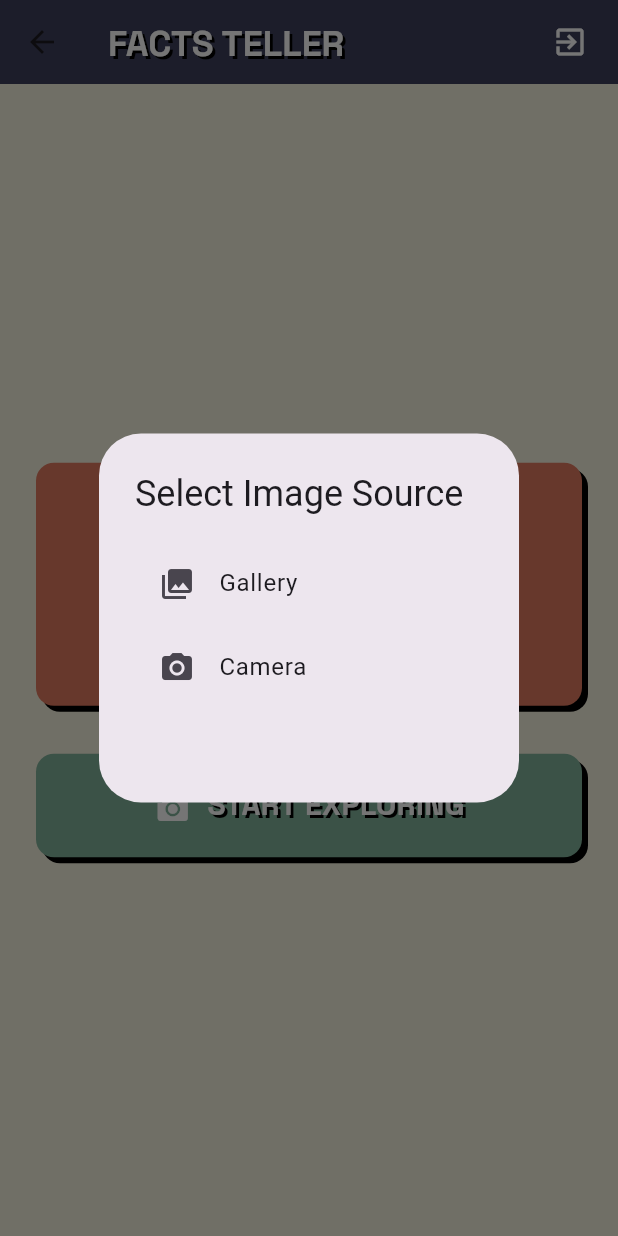
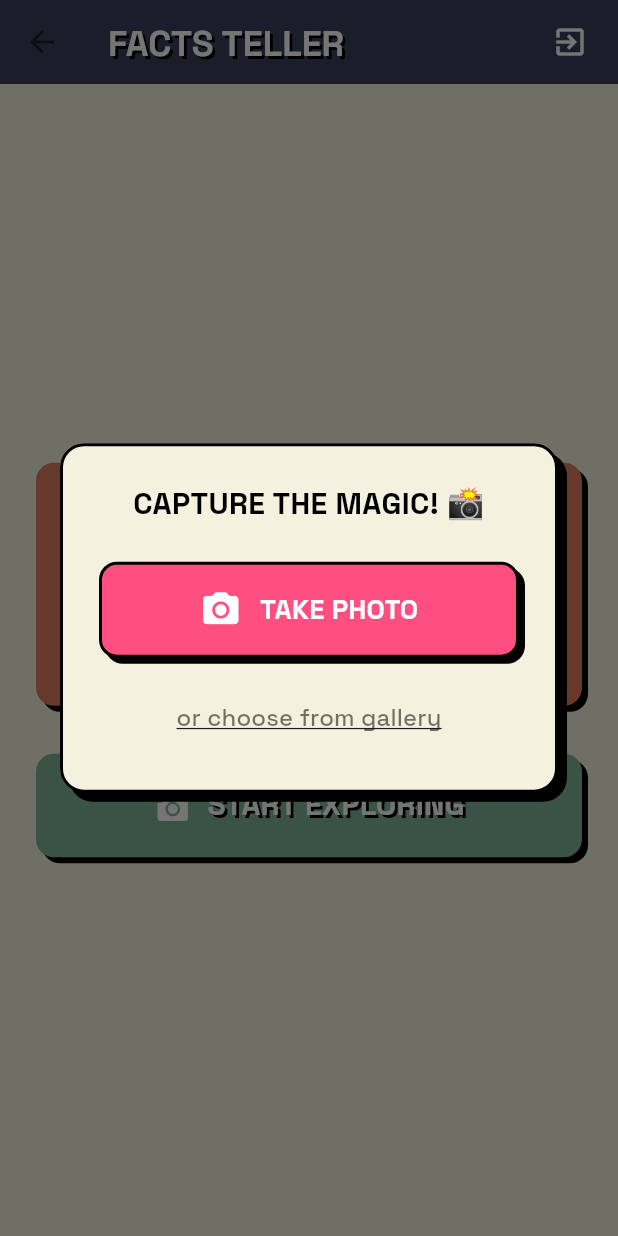
Before and after one commit to SiddharthaUpase/Blip, a Flutter app: the HomeView screen opened by its route, after a tap on "START EXPLORING", on a phone screen of 412 x 824 dp. Run offline on Flutter 3.47's test engine with Material 3 defaults, Android fonts, the phone set to English and light mode, and no system bars; our stand-ins replace flutter_dotenv, get, google_fonts, image_picker, supabase_flutter; accounts and stored records are empty.

Commit message:
Enhance HomeController and FactCard UI with improved design and functionality
- Integrated Google Fonts for better typography in HomeController.
- Updated image source dialog with a more visually appealing design and enhanced button styles.
- Revised fact display in FactCard for improved readability and aesthetic consistency.
- Adjusted shadow effects and background colors for a cohesive look.

```diff
--- a/lib/modules/home/controllers/home_controller.dart
+++ b/lib/modules/home/controllers/home_controller.dart
@@ -7,6 +7,7 @@ import 'dart:io';
 import 'package:http/http.dart' as http;
 import 'dart:convert';
 import 'package:flutter_dotenv/flutter_dotenv.dart';
+import 'package:google_fonts/google_fonts.dart';
 
 class HomeController extends GetxController {
   final ImagePicker _picker = ImagePicker();
@@ -115,7 +116,7 @@ class HomeController extends GetxController {
                 {
                   'type': 'text',
                   'text':
-                      'Identify the prominent object in the image and deliver 3 mind-blowing, fascinating, and little-known facts about it. Each fact should be scientifically accurate, surprising, and leave the user in awe—like an unbelievable yet true trivia gem. Return the response in strict JSON format: {"facts": ["Fact 1", "Fact 2", "Fact 3"]}. Avoid basic or obvious information—focus on rare, jaw-dropping insights that are sure to captivate. The facts should have metric units and quantities and dates. Do not exceed more than 30 words per fact. STRICTLY KEEP THE FACTS IN THE JSON FORMAT.STRICTLY KEEP THE WORD LIMIT TO MAXIMUM 30 WORDS PER FACT.'
+                      'Identify the prominent object in the image and deliver 3 mind-blowing, fascinating, and little-known facts about it. Each fact should be scientifically accurate, surprising, and leave the user in awe—like an unbelievable yet true trivia gem. Return the response in strict JSON format: {"facts": ["Fact 1", "Fact 2", "Fact 3"]}. Avoid basic or obvious information—focus on rare, jaw-dropping insights that are sure to captivate. The facts should have metric units and quantities and dates. Do not exceed more than 30 words per fact. STRICTLY KEEP THE FACTS IN THE JSON FORMAT.STRICTLY KEEP THE WORD LIMIT TO MAXIMUM 30 WORDS PER FACT. You can also put more emphasis on getting historical facts and scientific facts.'
                 },
                 {
                   'type': 'image_url',
@@ -159,28 +160,96 @@ class HomeController extends GetxController {
 
   void showImageSourceDialog() {
     Get.dialog(
-      AlertDialog(
-        title: const Text('Select Image Source'),
-        content: SizedBox(
-          height: 150,
+      Dialog(
+        shape: RoundedRectangleBorder(
+          borderRadius: BorderRadius.circular(16),
+        ),
+        child: Container(
+          padding: const EdgeInsets.all(24),
+          decoration: BoxDecoration(
+            color: const Color(0xFFF4F1DE), // Cream background
+            borderRadius: BorderRadius.circular(16),
+            border: Border.all(color: Colors.black, width: 2),
+            boxShadow: const [
+              BoxShadow(
+                offset: Offset(6, 6),
+                color: Colors.black,
+                blurRadius: 0,
+              ),
+            ],
+          ),
           child: Column(
             mainAxisSize: MainAxisSize.min,
             children: [
-              ListTile(
-                leading: const Icon(Icons.photo_library),
-                title: const Text('Gallery'),
-                onTap: () {
-                  Get.back();
-                  pickImage(ImageSource.gallery);
-                },
+              Text(
+                'CAPTURE THE MAGIC! 📸',
+                style: GoogleFonts.spaceGrotesk(
+                  fontSize: 20,
+                  fontWeight: FontWeight.bold,
+                  color: Colors.black,
+                ),
+                textAlign: TextAlign.center,
               ),
-              ListTile(
-                leading: const Icon(Icons.camera_alt),
-                title: const Text('Camera'),
+              const SizedBox(height: 24),
+              // Camera Option (More Prominent)
+              InkWell(
                 onTap: () {
                   Get.back();
                   pickImage(ImageSource.camera);
                 },
+                child: Container(
+                  padding: const EdgeInsets.symmetric(
+                    vertical: 16,
+                    horizontal: 20,
+                  ),
+                  decoration: BoxDecoration(
+                    color: const Color(0xFFFF4F81), // Matching card color
+                    borderRadius: BorderRadius.circular(12),
+                    border: Border.all(color: Colors.black, width: 2),
+                    boxShadow: const [
+                      BoxShadow(
+                        offset: Offset(4, 4),
+                        color: Colors.black,
+                        blurRadius: 0,
+                      ),
+                    ],
+                  ),
+                  child: Row(
+                    mainAxisAlignment: MainAxisAlignment.center,
+                    children: [
+                      const Icon(
+                        Icons.camera_alt,
+                        color: Colors.white,
+                        size: 28,
+                      ),
+                      const SizedBox(width: 12),
+                      Text(
+                        'TAKE PHOTO',
+                        style: GoogleFonts.spaceGrotesk(
+                          fontSize: 18,
+                          fontWeight: FontWeight.bold,
+                          color: Colors.white,
+                        ),
+                      ),
+                    ],
+                  ),
+                ),
+              ),
+              const SizedBox(height: 16),
+              // Gallery Option (Less Prominent)
+              TextButton(
+                onPressed: () {
+                  Get.back();
+                  pickImage(ImageSource.gallery);
+                },
+                child: Text(
+                  'or choose from gallery',
+                  style: GoogleFonts.spaceGrotesk(
+                    fontSize: 16,
+                    color: Colors.black54,
+                    decoration: TextDecoration.underline,
+                  ),
+                ),
               ),
             ],
           ),
--- a/lib/modules/home/widgets/fact_card.dart
+++ b/lib/modules/home/widgets/fact_card.dart
@@ -3,11 +3,6 @@ import 'package:google_fonts/google_fonts.dart';
 
 class FactCard extends StatelessWidget {
   final String fact;
-  final List<Color> cardColors = const [
-    Color(0xFFFFE566), // Yellow
-    Color(0xFFFF69B4), // Pink
-    Color(0xFF40E0D0), // Turquoise
-  ];
 
   const FactCard({Key? key, required this.fact}) : super(key: key);
 
@@ -17,13 +12,12 @@ class FactCard extends StatelessWidget {
       width: double.infinity,
       padding: const EdgeInsets.symmetric(horizontal: 24, vertical: 16),
       decoration: BoxDecoration(
-        color: cardColors[fact.hashCode %
-            cardColors.length], // Rotate colors based on fact content
+        color: const Color(0xFFFF4F81), // Vibrant pink
         borderRadius: BorderRadius.circular(16),
         border: Border.all(color: Colors.black, width: 2),
         boxShadow: const [
           BoxShadow(
-            offset: Offset(4, 4),
+            offset: Offset(6, 6), // Increased shadow offset
             color: Colors.black,
             blurRadius: 0,
           ),
@@ -34,11 +28,11 @@ class FactCard extends StatelessWidget {
         style: GoogleFonts.spaceGrotesk(
           fontSize: 20,
           fontWeight: FontWeight.bold,
-          color: Colors.black, // Changed to black for better contrast
+          color: Colors.white,
           shadows: const [
             Shadow(
               offset: Offset(2, 2),
-              color: Colors.black26,
+              color: Colors.black,
               blurRadius: 0,
             ),
           ],
```
